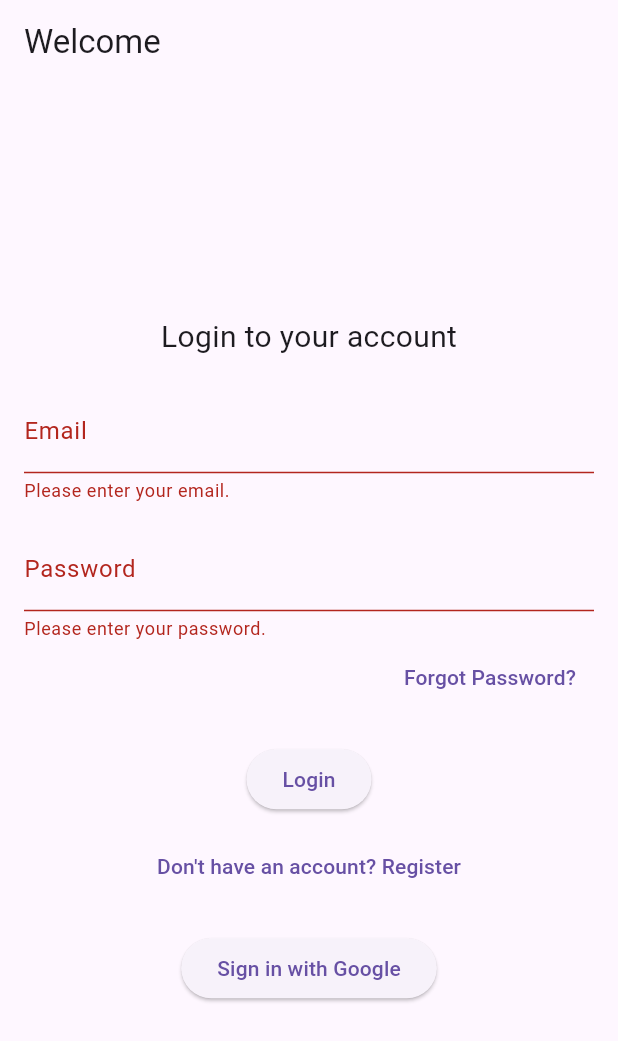
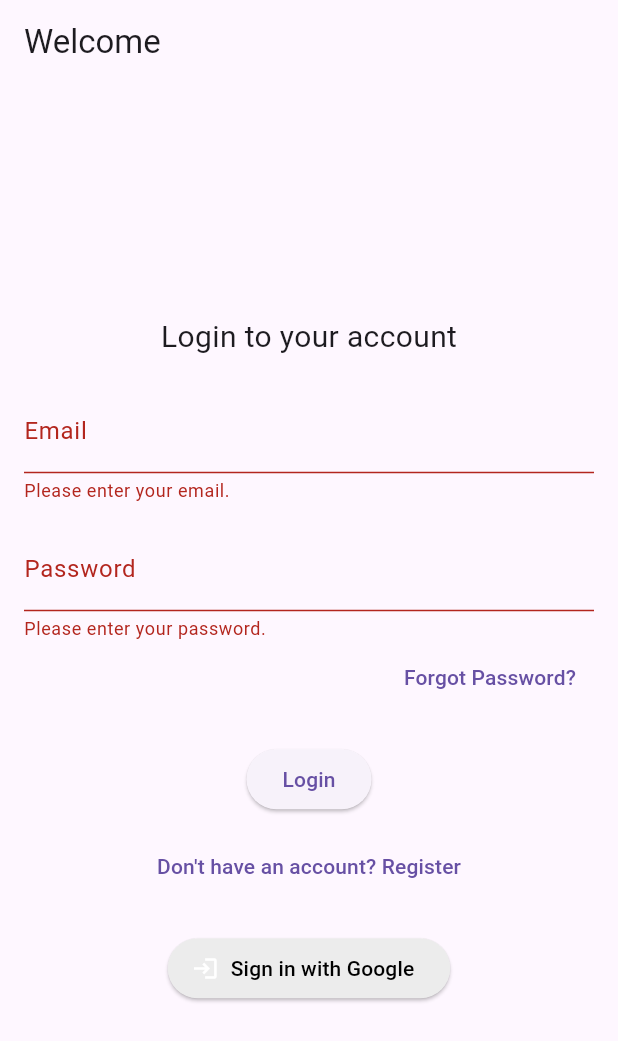
Before and after one commit to pro0fun/dk_app, a Flutter app: the screen it shows after launch, after a tap on "Login", after a tap on "Sign in with Google", on a phone screen of 412 x 824 dp. Shown: the top 1041 px of the screen. Run offline on Flutter 3.47's test engine with Material 3 defaults, Android fonts, the light colour scheme and no system bars; our stand-ins replace cloud_firestore, firebase_auth, firebase_core, google_sign_in, logger; accounts and stored records are empty.

Commit message:
Fixed login page and added Firestore support for first login flag

```diff
--- a/lib/screens/login_page.dart
+++ b/lib/screens/login_page.dart
@@ -4,6 +4,7 @@ import 'package:dk_app/services/google_signin_service.dart'; // Ensure correct p
 import 'home_screen.dart';
 import 'register_page.dart';
 import 'package:google_sign_in/google_sign_in.dart';
+import 'package:cloud_firestore/cloud_firestore.dart'; // For Firestore
 
 class LoginPage extends StatefulWidget {
   const LoginPage({super.key});
@@ -21,6 +22,10 @@ class LoginPageState extends State<LoginPage> {
   String _errorMessage = '';
 
   final GoogleSignInService _googleSignInService = GoogleSignInService();
+
+  // Track failed login attempts
+  int _failedAttempts = 0;
+  DateTime? _lockoutTime;
 
   @override
   void dispose() {
@@ -57,12 +62,27 @@ class LoginPageState extends State<LoginPage> {
           return;
         }
 
+        // Check if it's the first login
+        final userRef = FirebaseFirestore.instance.collection('users').doc(firebaseUser.uid);
+        final docSnapshot = await userRef.get();
+        if (!docSnapshot.exists) {
+          // First login, navigate to settings prompt
+          if (!mounted) return; // Check for mounted before using context
           Navigator.pushReplacement(
             context,
             MaterialPageRoute(
-            builder: (context) => HomeScreen(user: firebaseUser),
+              builder: (context) => HomeScreen(user: firebaseUser, isFirstLogin: true), // Pass flag
             ),
           );
+        } else {
+          if (!mounted) return; // Check for mounted before using context
+          Navigator.pushReplacement(
+            context,
+            MaterialPageRoute(
+              builder: (context) => HomeScreen(user: firebaseUser, isFirstLogin: false),
+            ),
+          );
+        }
       }
     } catch (e) {
       setState(() {
@@ -83,6 +103,13 @@ class LoginPageState extends State<LoginPage> {
         _errorMessage = '';
       });
 
+      if (_failedAttempts >= 3 && _lockoutTime != null && DateTime.now().isBefore(_lockoutTime!)) {
+        setState(() {
+          _errorMessage = 'Too many failed attempts. Please try again in 60 minutes.';
+        });
+        return;
+      }
+
       try {
         UserCredential userCredential = await FirebaseAuth.instance
             .signInWithEmailAndPassword(
@@ -100,19 +127,49 @@ class LoginPageState extends State<LoginPage> {
           return;
         }
 
+        // Reset failed attempts upon successful login
+        setState(() {
+          _failedAttempts = 0;
+        });
+
+        // Check if it's the first login
+        final userRef = FirebaseFirestore.instance.collection('users').doc(user.uid);
+        final docSnapshot = await userRef.get();
+        if (!docSnapshot.exists) {
+          // First login, navigate to settings prompt
+          if (!mounted) return; // Check for mounted before using context
           Navigator.pushReplacement(
             context,
             MaterialPageRoute(
-            builder: (context) => HomeScreen(user: user),
+              builder: (context) => HomeScreen(user: user, isFirstLogin: true), // Pass flag
             ),
           );
+        } else {
+          if (!mounted) return; // Check for mounted before using context
+          Navigator.pushReplacement(
+            context,
+            MaterialPageRoute(
+              builder: (context) => HomeScreen(user: user, isFirstLogin: false),
+            ),
+          );
+        }
       } on FirebaseAuthException catch (e) {
         setState(() {
           _errorMessage = _getErrorMessage(e);
         });
-        if (e.code == 'user-not-found') {
+
+        if (e.code == 'wrong-password') {
           setState(() {
-            _errorMessage = 'Account does not exist. Please register.';
+            _failedAttempts++;
+            _errorMessage = 'Incorrect password. Please try again.';
+          });
+        }
+
+        // Lockout after 3 failed attempts
+        if (_failedAttempts >= 3) {
+          _lockoutTime = DateTime.now().add(Duration(minutes: 60));
+          setState(() {
+            _errorMessage += '\nYou are locked out for 60 minutes.';
           });
         }
       } catch (e) {
@@ -190,7 +247,7 @@ class LoginPageState extends State<LoginPage> {
                 validator: (value) {
                   if (value == null || value.isEmpty) {
                     return 'Please enter your email.';
-                  } else if (!RegExp(r'^[a-zA-Z0-9._%+-]+@[a-zA-Z0-9.-]+\.[a-zA-Z]{2,}$').hasMatch(value)) {
+                  } else if (!RegExp(r'^[a-zA-Z0-9._%+-]+@[a-zAZ0-9.-]+\.[a-zA-Z]{2,}$').hasMatch(value)) {
                     return 'Enter a valid email.';
                   }
                   return null;
@@ -239,10 +296,22 @@ class LoginPageState extends State<LoginPage> {
                 child: const Text('Don\'t have an account? Register'),
               ),
               const SizedBox(height: 20),
-              ElevatedButton(
+              ElevatedButton.icon(
   onPressed: _signInWithGoogle,
-                child: const Text("Sign in with Google"),
+  icon: const Icon(
+    Icons.login,
+    color: Colors.white,
   ),
+  label: const Text(
+    "Sign in with Google",
+    style: TextStyle(color: Color.fromARGB(255, 0, 0, 0)),
+  ),
+  style: ElevatedButton.styleFrom(
+    backgroundColor: const Color.fromARGB(255, 236, 236, 236), // Darker blue for better contrast
+    foregroundColor: const Color.fromARGB(255, 255, 255, 255),    // White text color
+  ),
+),
+
               if (_errorMessage.isNotEmpty) ...[
                 const SizedBox(height: 16),
                 Text(
--- a/pubspec.yaml
+++ b/pubspec.yaml
@@ -15,6 +15,7 @@ dependencies:
   # Firebase packages
   firebase_core: ^3.13.0  # Ensure correct version
   firebase_auth: ^5.5.2   # Keep the current version
+  cloud_firestore: ^5.0.0  # Add Firestore dependency (adjust version if needed)
 
   # Social login packages
   google_sign_in: ^6.3.0   # Ensure correct version
```
Also changed, not shown: lib/screens/complete_profile_screen.dart (added, +115 -0 lines), lib/screens/home_screen.dart (+49 -10 lines), lib/screens/register_page.dart (+20 -6 lines), pubspec.lock, 3 other files. Lines whose indentation alone changed are shown as unchanged.
